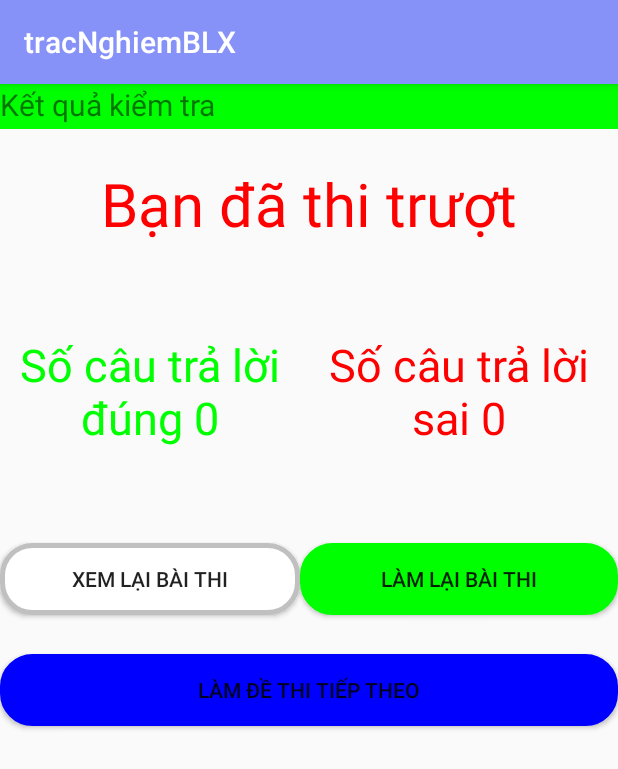
After one commit to tranvinhtruongg/tracNghiemBLX, an Android app: the DoneActivity screen opened directly, with no data from a screen before it, on a phone screen of 412 x 824 dp. The commit adds this screen. Shown: the top 769 px of the screen. Run offline under Robolectric (Android 15) with nearby library versions, the phone set to English and light mode, and no system bars; 1 statement that could not run was skipped.

Commit message:
DoneExam

```diff
--- a/app/src/main/java/vn/edu/tdmu/tranvinhtruong/tracnghiemblx/CheckAdapter.java
+++ b/app/src/main/java/vn/edu/tdmu/tranvinhtruong/tracnghiemblx/CheckAdapter.java
@@ -49,7 +49,7 @@ public class CheckAdapter extends BaseAdapter {
 
         }
         int i=position+1;
-        holder.txtCau.setText("Câu"+i+": ");
+        holder.txtCau.setText("Câu"+i+":   ");
         holder.txtAns.setText(data.getTraloi());
         return convertView;
 
--- /dev/null
+++ b/app/src/main/java/vn/edu/tdmu/tranvinhtruong/tracnghiemblx/DoneActivity.java
@@ -0,0 +1,59 @@
+package vn.edu.tdmu.tranvinhtruong.tracnghiemblx;
+
+import androidx.appcompat.app.AppCompatActivity;
+
+import android.content.Intent;
+import android.os.Bundle;
+import android.widget.Button;
+import android.widget.TextView;
+
+import java.util.ArrayList;
+
+import vn.edu.tdmu.tranvinhtruong.tracnghiemblx.Question.QuestionDTO;
+
+public class DoneActivity extends AppCompatActivity {
+ArrayList<QuestionDTO>arrBegin=new ArrayList<>();
+int numTrue=0;
+int numFalse=0;
+int numDiem=0;
+TextView tvTrue,tvFalse,tvDiem;
+Button btnXemlai,btnLamlai,btnDeTT;
+    @Override
+    protected void onCreate(Bundle savedInstanceState) {
+        super.onCreate(savedInstanceState);
+        setContentView(R.layout.activity_done);
+
+        Intent intent= getIntent();
+        arrBegin= (ArrayList<QuestionDTO>) intent.getExtras().getSerializable("listQues");
+        begin();
+        checkResult();
+        if(numTrue<=23){
+            tvDiem.setText("Bạn đã thi trượt");
+        }else {
+            tvDiem.setText("Bạn đã thi Đậu");
+        }
+
+        tvTrue.setText("Số câu trả lời đúng "+numTrue);
+        tvFalse.setText("Số câu trả lời sai "+numFalse);
+
+
+    }
+    public void begin(){
+        tvTrue=(TextView) findViewById(R.id.tvTrue);
+        tvFalse=(TextView) findViewById(R.id.tvFalse);
+        tvDiem=(TextView) findViewById(R.id.tvDiem);
+        btnXemlai=(Button) findViewById(R.id.btnXemlai);
+        btnLamlai=(Button) findViewById(R.id.btnLamlai);
+        btnDeTT=(Button) findViewById(R.id.btnDeTT);
+    }
+    public void checkResult(){
+        for(int i=0;i< arrBegin.size();i++){
+            if(arrBegin.get(i).getDA().equals(arrBegin.get(i).getTraloi())==true){
+                numTrue++;
+//            }else if(arrBegin.get(i).getDL().equals()){
+//                numTrue++;
+            }
+            else numFalse++;
+        }
+    }
+}
--- /dev/null
+++ b/app/src/main/res/layout/activity_done.xml
@@ -0,0 +1,80 @@
+<?xml version="1.0" encoding="utf-8"?>
+<LinearLayout xmlns:android="http://schemas.android.com/apk/res/android"
+    xmlns:app="http://schemas.android.com/apk/res-auto"
+    xmlns:tools="http://schemas.android.com/tools"
+    android:layout_width="match_parent"
+    android:layout_height="match_parent"
+    android:orientation="vertical"
+    tools:context=".DoneActivity">
+
+    <TextView
+        android:text="Kết quả kiểm tra"
+        android:textSize="20dp"
+        android:background="#00FF00"
+        android:layout_width="match_parent"
+        android:layout_height="30dp">
+
+    </TextView>
+    <TextView
+        android:id="@+id/tvDiem"
+        android:textSize="40dp"
+        android:gravity="center"
+        android:textColor="#FF0000"
+        android:layout_width="match_parent"
+        android:layout_height="100dp">
+
+    </TextView>
+    <LinearLayout
+        android:orientation="horizontal"
+        android:layout_width="fill_parent"
+        android:layout_height="150dp">
+
+        <TextView
+            android:id="@+id/tvTrue"
+            android:text=""
+            android:textSize="30dp"
+            android:gravity="center"
+            android:textColor="#00FF00"
+            android:layout_width="200dp"
+            android:layout_height="match_parent"></TextView>
+        <TextView
+            android:id="@+id/tvFalse"
+            android:text=""
+            android:textSize="30dp"
+            android:gravity="center"
+            android:textColor="#FF0000"
+            android:layout_width="fill_parent"
+            android:layout_height="match_parent"></TextView>
+    </LinearLayout>
+    <LinearLayout
+
+        android:orientation="horizontal"
+        android:layout_width="match_parent"
+        android:layout_height="100dp">
+        <Button
+            android:id="@+id/btnXemlai"
+            android:text="Xem lại bài thi"
+            android:layout_gravity="center"
+            android:background="@drawable/duongvien_goctron"
+            android:layout_width="200dp"
+            android:layout_height="wrap_content"></Button>
+        <Button
+            android:id="@+id/btnLamlai"
+            android:text="Làm lại bài thi"
+            android:layout_gravity="center"
+            android:background="@drawable/duongvien_goctron"
+            android:backgroundTint="#00FF00	"
+            android:layout_width="match_parent"
+            android:layout_height="wrap_content">
+
+        </Button>
+    </LinearLayout>
+    <Button
+        android:id="@+id/btnDeTT"
+        android:text="Làm đề thi tiếp theo"
+        android:background="@drawable/duongvien_goctron"
+        android:layout_width="fill_parent"
+        android:backgroundTint="#0000FF	"
+        android:layout_height="wrap_content"></Button>
+
+</LinearLayout>
--- a/app/src/main/res/layout/check_ans_dialog.xml
+++ b/app/src/main/res/layout/check_ans_dialog.xml
@@ -8,12 +8,15 @@
         <GridView
             android:id="@+id/gv_check_ans"
             android:numColumns="4"
+            android:padding="10dp"
             android:layout_width="match_parent"
             android:layout_height="200pt" />
         <Button
             android:id="@+id/btnCancel"
             android:textSize="20dp"
             android:text="Đóng"
+            android:backgroundTint="#00FF00"
+            android:background="@drawable/duongvien_goctron"
             android:layout_width="fill_parent"
             android:layout_height="wrap_content"></Button>
 
```
Also changed, not shown: app/src/main/AndroidManifest.xml (+9 -6 lines), app/src/main/java/vn/edu/tdmu/tranvinhtruong/tracnghiemblx/Question/QuestionDTO.java (+8 -6 lines), app/src/main/java/vn/edu/tdmu/tranvinhtruong/tracnghiemblx/slide/ScreenSlidePageFragment.java (+25 -1 lines), app/src/main/java/vn/edu/tdmu/tranvinhtruong/tracnghiemblx/slide/ScreenSlidePagerActivity.java (+35 -3 lines), app/src/main/res/layout/activity_screen_slide_pager.xml (+18 -4 lines), app/src/main/assets/databasethibang.db.
